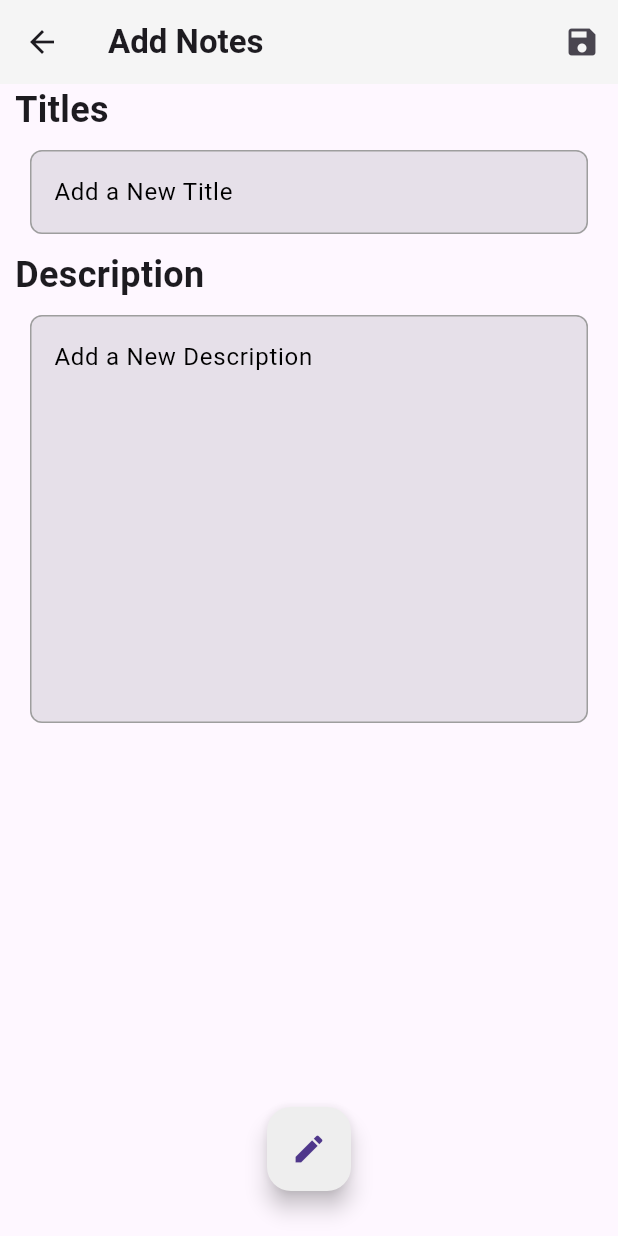
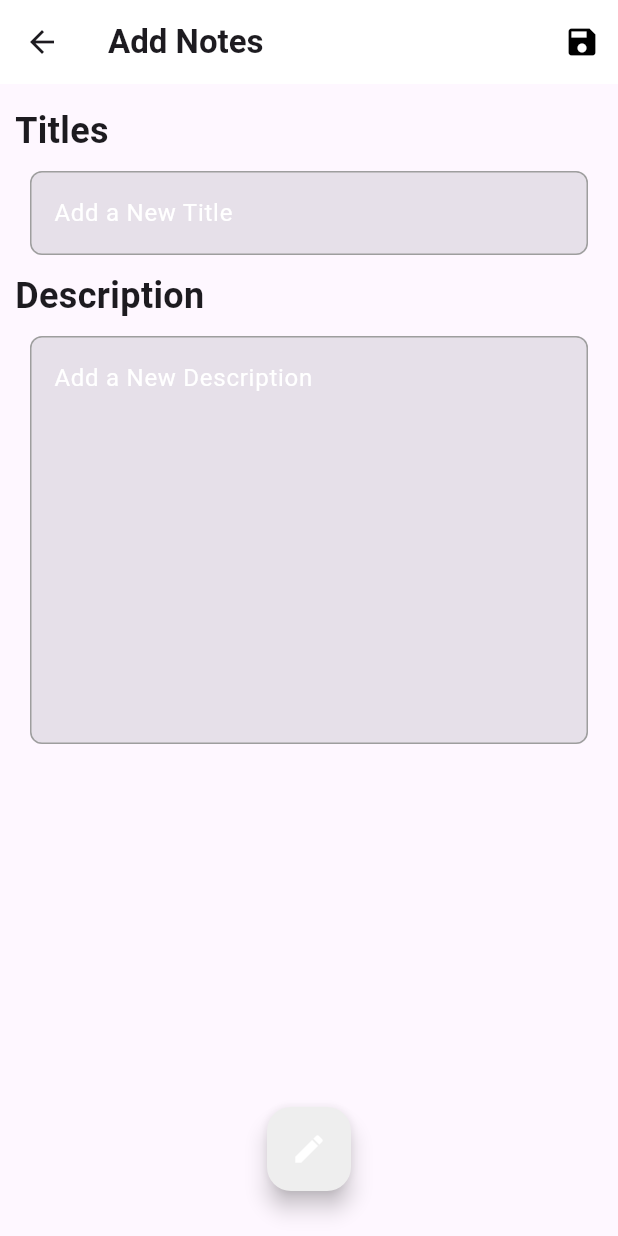
Before and after one commit to MahmoudKatr/note_app, a Flutter app: the HomePage screen opened directly, after a tap on the "add" icon, on a phone screen of 412 x 824 dp. Run offline on Flutter 3.47's test engine with Material 3 defaults, Android fonts, the phone set to English and light mode, and no system bars; our stand-ins replace sqflite; accounts and stored records are empty.

Commit message:
Adding Theme Dark And Light ✅

```diff
--- a/lib/add_notes.dart
+++ b/lib/add_notes.dart
@@ -35,7 +35,9 @@ class _AddNotesState extends State<AddNotes> {
   Widget build(BuildContext context) {
     return Scaffold(
       appBar: AppBar(
-        backgroundColor: Colors.grey.shade100,
+        backgroundColor: Theme.of(context).brightness == Brightness.dark
+            ? Colors.black
+            : Colors.white,
         title: const Text(
           "Add Notes",
           style: TextStyle(fontWeight: FontWeight.bold),
@@ -43,12 +45,17 @@ class _AddNotesState extends State<AddNotes> {
         actions: [
           IconButton(
             onPressed: _saveNote,
-            icon: const Icon(Icons.save),
+            icon: Icon(
+              Icons.save,
+              color: Theme.of(context).brightness == Brightness.dark
+                  ? Colors.white
+                  : Colors.black,
+            ),
           )
         ],
       ),
       body: Padding(
-        padding: const EdgeInsets.only(left: 10, right: 10),
+        padding: const EdgeInsets.only(left: 10, right: 10, top: 14),
         child: Column(
           crossAxisAlignment: CrossAxisAlignment.start,
           children: [
@@ -74,7 +81,12 @@ class _AddNotesState extends State<AddNotes> {
         child: FloatingActionButton(
           onPressed: _saveNote,
           backgroundColor: Colors.grey[200],
-          child: const Icon(Icons.edit),
+          child: Icon(
+            Icons.edit,
+            color: Theme.of(context).brightness == Brightness.dark
+                ? Colors.black // Example for light hint text in dark mode
+                : Colors.white,
+          ),
         ),
       ),
     );
--- a/lib/custom_text_field.dart
+++ b/lib/custom_text_field.dart
@@ -40,7 +40,11 @@ class CustomTextField extends StatelessWidget {
             decoration: InputDecoration(
               filled: true,
               hintText: hintText,
-              hintStyle: const TextStyle(color: Colors.black),
+              hintStyle: TextStyle(
+                color: Theme.of(context).brightness == Brightness.dark
+                    ? Colors.black // Example for light hint text in dark mode
+                    : Colors.white,
+              ),
               border: buildBorder(borderColor), // Default border
               enabledBorder:
                   buildBorder(borderColor), // Border when not focused
--- a/lib/home_page.dart
+++ b/lib/home_page.dart
@@ -7,7 +7,8 @@ import 'package:note_app/edit_note_view.dart';
 import 'package:note_app/favorite_item.dart';
 
 class HomePage extends StatefulWidget {
-  const HomePage({super.key});
+  const HomePage({super.key, this.onThemeToggle});
+  final VoidCallback? onThemeToggle; // Make it nullable
 
   @override
   State<HomePage> createState() => _HomePageState();
@@ -65,6 +66,14 @@ class _HomePageState extends State<HomePage> {
             },
             icon: const Icon(Icons.favorite),
           ),
+          IconButton(
+            icon: Icon(
+              Theme.of(context).brightness == Brightness.dark
+                  ? Icons.wb_sunny
+                  : Icons.nightlight_round,
+            ),
+            onPressed: widget.onThemeToggle,
+          ),
         ],
       ),
       body: Container(
@@ -74,15 +83,25 @@ class _HomePageState extends State<HomePage> {
           children: [
             TextFormField(
               decoration: InputDecoration(
-                fillColor: Colors.grey[300],
+                fillColor: Theme.of(context).brightness == Brightness.dark
+                    ? Colors.black
+                    : Colors.white,
                 filled: true,
                 contentPadding:
                     const EdgeInsets.symmetric(horizontal: 12, vertical: 12),
-                prefixIcon: const Icon(
+                prefixIcon: Icon(
                   Icons.search,
-                  color: Colors.grey,
+                  color: Theme.of(context).brightness == Brightness.dark
+                      ? Colors.white
+                      : Colors.black,
                 ),
                 hintText: "Search",
+                hintStyle: TextStyle(
+                  color: Theme.of(context).brightness == Brightness.dark
+                      ? Colors.white // Example for light hint text in dark mode
+                      : Colors
+                          .black, // Example for dark hint text in light mode
+                ),
                 border: OutlineInputBorder(
                   borderRadius: BorderRadius.circular(20),
                 ),
@@ -240,8 +259,15 @@ class _HomePageState extends State<HomePage> {
               MaterialPageRoute(builder: (context) => const AddNotes()),
             );
           },
-          backgroundColor: Colors.grey[200],
-          child: const Icon(Icons.add),
+          backgroundColor: Theme.of(context).brightness == Brightness.dark
+              ? Colors.white // Example for light hint text in dark mode
+              : Colors.black,
+          child: Icon(
+            Icons.add,
+            color: Theme.of(context).brightness == Brightness.dark
+                ? Colors.black // Example for light hint text in dark mode
+                : Colors.white,
+          ),
         ),
       ),
     );
--- a/lib/main.dart
+++ b/lib/main.dart
@@ -1,21 +1,34 @@
 import 'package:flutter/material.dart';
 import 'package:note_app/datatbase_helper.dart';
-import 'package:note_app/home_page.dart';
+import 'themes.dart'; // Import the AppThemes class
+import 'home_page.dart'; // Import the HomePage
 
 void main() async {
   WidgetsFlutterBinding.ensureInitialized();
   await DBHelper.createDB();
-  runApp(const MyApp());
+  runApp(MyApp());
 }
 
-class MyApp extends StatelessWidget {
-  const MyApp({super.key});
+class MyApp extends StatefulWidget {
+  @override
+  State<MyApp> createState() => _MyAppState();
+}
+
+class _MyAppState extends State<MyApp> {
+  bool _isDarkMode = false;
+
+  void toggleTheme() {
+    setState(() {
+      _isDarkMode = !_isDarkMode;
+    });
+  }
 
   @override
   Widget build(BuildContext context) {
     return MaterialApp(
       debugShowCheckedModeBanner: false,
-      home: const HomePage(),
+      theme: _isDarkMode ? AppThemes.darkTheme : AppThemes.lightTheme,
+      home: HomePage(onThemeToggle: toggleTheme),
     );
   }
 }
--- /dev/null
+++ b/lib/themes.dart
@@ -0,0 +1,11 @@
+import 'package:flutter/material.dart';
+
+class AppThemes {
+  static ThemeData lightTheme = ThemeData(
+    brightness: Brightness.light,
+  );
+
+  static ThemeData darkTheme = ThemeData(
+    brightness: Brightness.dark,
+  );
+}
--- a/pubspec.yaml
+++ b/pubspec.yaml
@@ -36,6 +36,7 @@ dependencies:
   # Use with the CupertinoIcons class for iOS style icons.
   cupertino_icons: ^1.0.6
   sqflite: ^2.3.3+1
+  provider: ^6.1.2
 
 dev_dependencies:
   flutter_test:
```
Also changed, not shown: lib/archives_item.dart (+25 -5 lines), lib/custom_note_item.dart (+28 -13 lines), lib/edit_note_view.dart (+13 -4 lines), lib/favorite_item.dart (+19 -2 lines), pubspec.lock.
